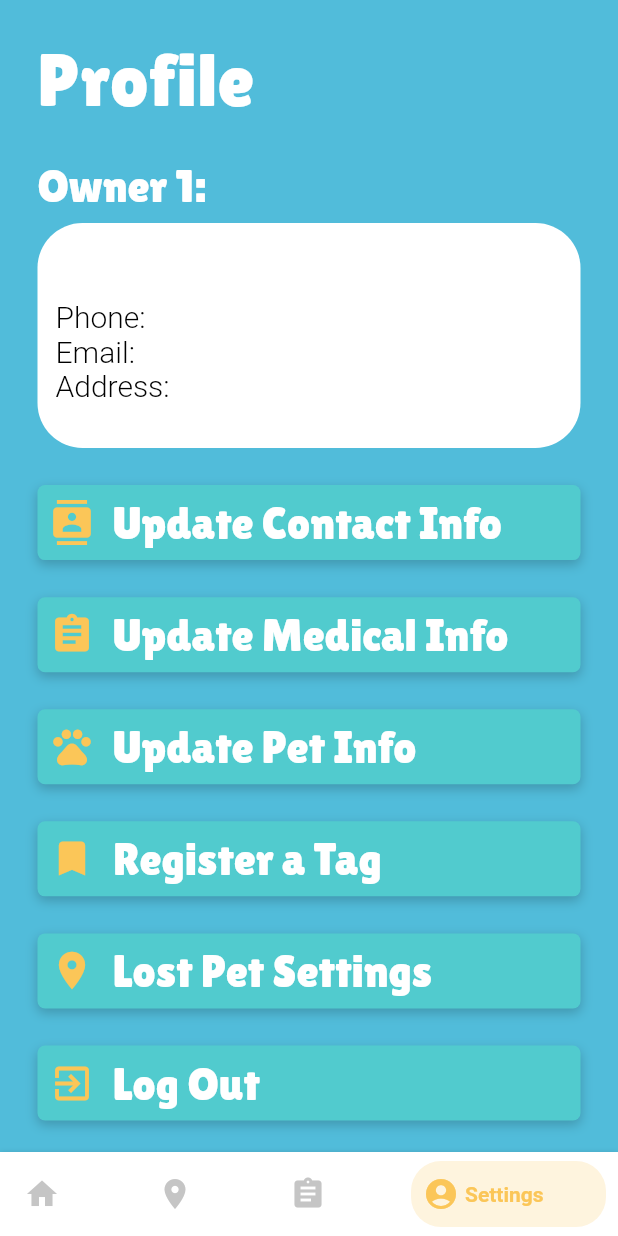
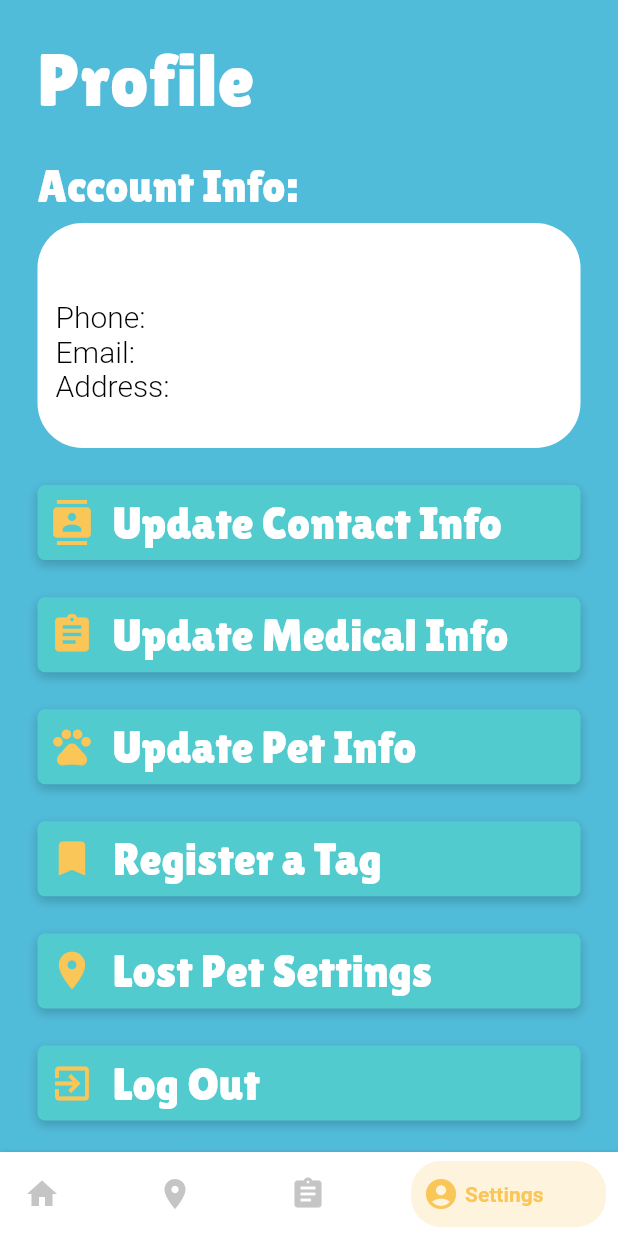
Before and after one commit to petcodeapp/interface-mobile, a Flutter app: the screen it shows once a user with an empty profile is signed in, swiped to page 4, on a phone screen of 412 x 824 dp. Run offline on Flutter 3.47's test engine with Material 2 defaults, Android fonts, the phone set to English and light mode, and no system bars; drawn by our look-alikes of bottom_navy_bar; our stand-ins replace cloud_firestore, firebase_auth, firebase_storage, image_picker, page_view_indicators, pin_code_fields; missing offline and left inert: slimy_card; accounts and stored records are empty.

Commit message:
Fixed up account page UI

```diff
--- a/lib/screens/account_screen.dart
+++ b/lib/screens/account_screen.dart
@@ -48,7 +48,7 @@ class _AccountScreenState extends State<AccountScreen> {
                       height: height * 0.03,
                     ),
                     Text(
-                      'Owner 1:',
+                      'Account Info:',
                       style: StyleConstants.whiteTitleText,
                     ),
                     SizedBox(
```
